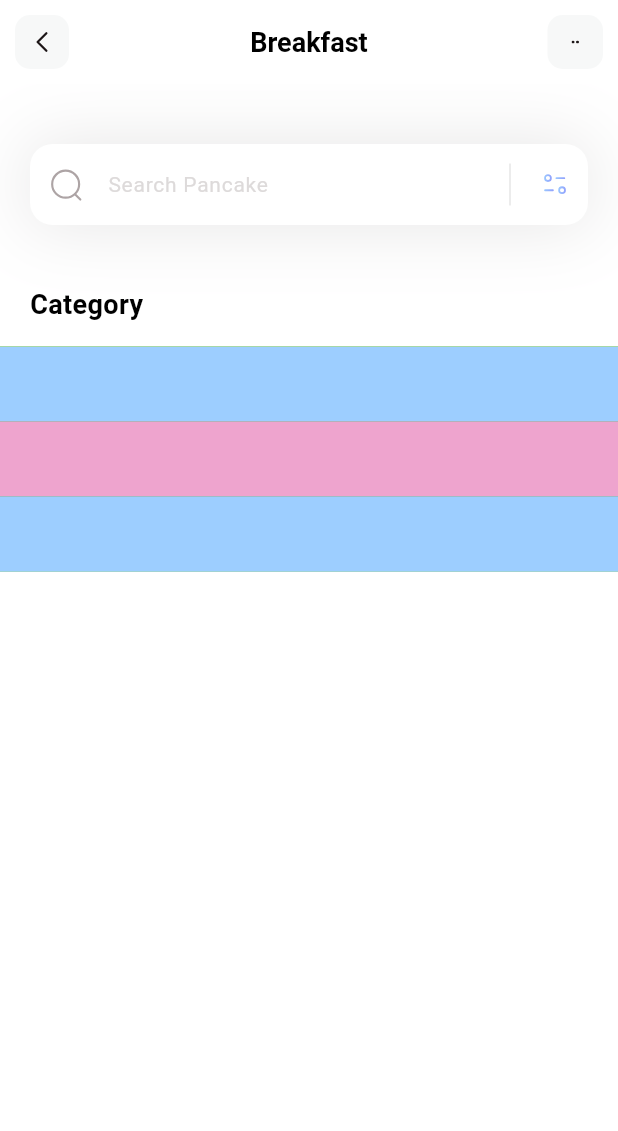
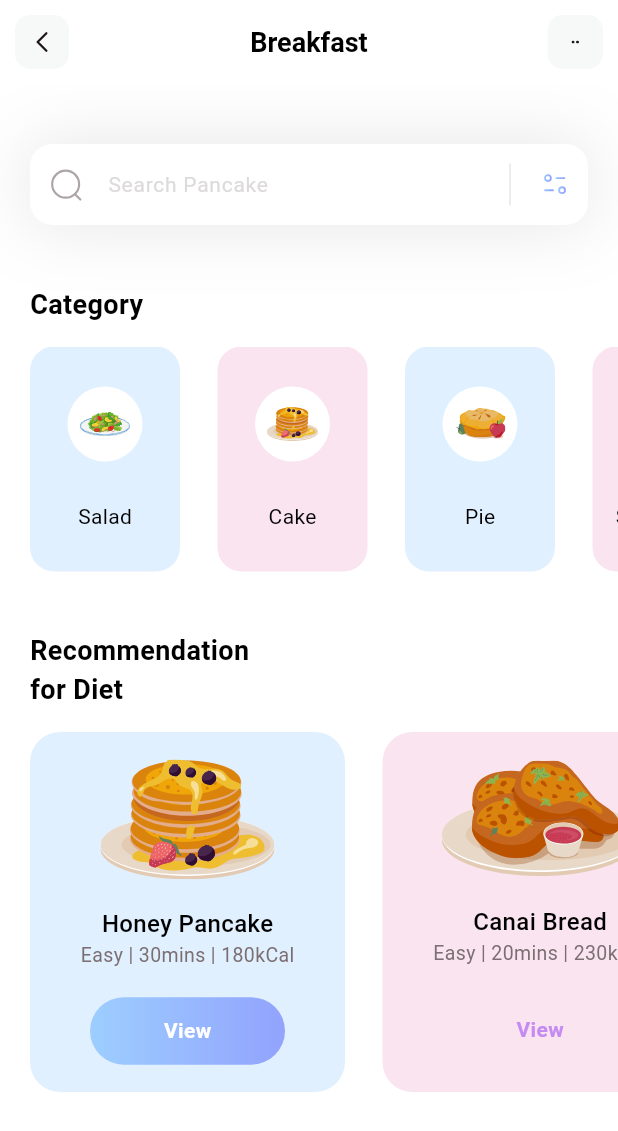
Before and after one commit to MiladANaeini/Foodie, a Flutter app: the screen it shows after launch, on a phone screen of 412 x 824 dp. Shown: the top 1131 px of the screen. Run offline on Flutter 3.47's test engine with Material 3 defaults, Android fonts, the phone set to English and light mode, and no system bars; our stand-ins replace flutter_svg.

Commit message:
added the diet section and data and container

```diff
--- /dev/null
+++ b/lib/model/diet_model.dart
@@ -0,0 +1,44 @@
+import 'package:flutter/material.dart';
+
+class DietModel {
+  String name;
+  String iconPath;
+  String level;
+  String duration;
+  String calorie;
+  Color boxColor;
+  bool viewIsSelected;
+
+  DietModel(
+      {required this.name,
+      required this.iconPath,
+      required this.level,
+      required this.duration,
+      required this.calorie,
+      required this.boxColor,
+      required this.viewIsSelected});
+
+  static List<DietModel> getDiets() {
+    List<DietModel> diets = [];
+
+    diets.add(DietModel(
+        name: 'Honey Pancake',
+        iconPath: 'assets/icons/honey-pancakes.svg',
+        level: 'Easy',
+        duration: '30mins',
+        calorie: '180kCal',
+        viewIsSelected: true,
+        boxColor: Color(0xff9DCEFF)));
+
+    diets.add(DietModel(
+        name: 'Canai Bread',
+        iconPath: 'assets/icons/canai-bread.svg',
+        level: 'Easy',
+        duration: '20mins',
+        calorie: '230kCal',
+        viewIsSelected: false,
+        boxColor: Color(0xffEEA4CE)));
+
+    return diets;
+  }
+}
--- a/lib/pages/home.dart
+++ b/lib/pages/home.dart
@@ -1,6 +1,7 @@
 import 'package:flutter/material.dart';
 import 'package:flutter_svg/flutter_svg.dart';
 import 'package:foodie/model/category_model.dart';
+import 'package:foodie/model/diet_model.dart';
 
 // ignore: must_be_immutable
 class HomePage extends StatefulWidget {
@@ -12,9 +13,19 @@ class HomePage extends StatefulWidget {
 
 class _HomePageState extends State<HomePage> {
   List<CategoryModel> categories = [];
+  List<DietModel> diets = [];
 
   void _getCategories() {
     categories = CategoryModel.getCategories();
+  }
+
+  void _getDiets() {
+    diets = DietModel.getDiets();
+  }
+
+  void _getInitialInfo() {
+    categories = CategoryModel.getCategories();
+    diets = DietModel.getDiets();
   }
 
   @override
@@ -24,7 +35,7 @@ class _HomePageState extends State<HomePage> {
 
   @override
   Widget build(BuildContext context) {
-    _getCategories();
+    _getInitialInfo();
     return Scaffold(
       appBar: appBar(),
       backgroundColor: Colors.white,
@@ -35,7 +46,109 @@ class _HomePageState extends State<HomePage> {
           const SizedBox(
             height: 40,
           ),
+          _categoriesSection(),
+          SizedBox(
+            height: 40,
+          ),
+          _dietSection()
+        ],
+      ),
+    );
+  }
+
+  Column _dietSection() {
+    return Column(
+      crossAxisAlignment: CrossAxisAlignment.start,
+      children: [
+        const Padding(
+          padding: EdgeInsets.only(left: 20),
+          child: Text(
+            'Recommendation\nfor Diet',
+            style: TextStyle(
+                color: Colors.black, fontSize: 18, fontWeight: FontWeight.w600),
+          ),
+        ),
+        const SizedBox(
+          height: 15,
+        ),
+        Container(
+          height: 240,
+          child: ListView.separated(
+            itemBuilder: (context, index) {
+              return Container(
+                width: 210,
+                decoration: BoxDecoration(
+                    color: diets[index].boxColor.withOpacity(0.3),
+                    borderRadius: BorderRadius.circular(20)),
+                child: Column(
+                  mainAxisAlignment: MainAxisAlignment.spaceEvenly,
+                  children: [
+                    SvgPicture.asset(diets[index].iconPath),
                     Column(
+                      children: [
+                        Text(
+                          diets[index].name,
+                          style: const TextStyle(
+                              fontWeight: FontWeight.w500,
+                              color: Colors.black,
+                              fontSize: 16),
+                        ),
+                        Text(
+                          diets[index].level +
+                              ' | ' +
+                              diets[index].duration +
+                              ' | ' +
+                              diets[index].calorie,
+                          style: const TextStyle(
+                              color: Color(0xff7B6F72),
+                              fontSize: 13,
+                              fontWeight: FontWeight.w400),
+                        ),
+                      ],
+                    ),
+                    Container(
+                      height: 45,
+                      width: 130,
+                      child: Center(
+                        child: Text(
+                          'View',
+                          style: TextStyle(
+                              color: diets[index].viewIsSelected
+                                  ? Colors.white
+                                  : const Color(0xffC58BF2),
+                              fontWeight: FontWeight.w600,
+                              fontSize: 14),
+                        ),
+                      ),
+                      decoration: BoxDecoration(
+                          gradient: LinearGradient(colors: [
+                            diets[index].viewIsSelected
+                                ? const Color(0xff9DCEFF)
+                                : Colors.transparent,
+                            diets[index].viewIsSelected
+                                ? const Color(0xff92A3FD)
+                                : Colors.transparent
+                          ]),
+                          borderRadius: BorderRadius.circular(50)),
+                    )
+                  ],
+                ),
+              );
+            },
+            separatorBuilder: (context, index) => const SizedBox(
+              width: 25,
+            ),
+            itemCount: diets.length,
+            scrollDirection: Axis.horizontal,
+            padding: const EdgeInsets.only(left: 20, right: 20),
+          ),
+        )
+      ],
+    );
+  }
+
+  Column _categoriesSection() {
+    return Column(
       crossAxisAlignment: CrossAxisAlignment.start,
       children: [
         const Padding(
@@ -43,9 +156,7 @@ class _HomePageState extends State<HomePage> {
           child: Text(
             'Category',
             style: TextStyle(
-                      color: Colors.black,
-                      fontSize: 18,
-                      fontWeight: FontWeight.w600),
+                color: Colors.black, fontSize: 18, fontWeight: FontWeight.w600),
           ),
         ),
         const SizedBox(
@@ -53,22 +164,45 @@ class _HomePageState extends State<HomePage> {
         ),
         Container(
           height: 150,
-                color: Colors.green,
-                child: ListView.builder(
+          child: ListView.separated(
               itemCount: categories.length,
+              scrollDirection: Axis.horizontal,
+              padding: EdgeInsets.only(left: 20, right: 20),
+              separatorBuilder: (context, index) => SizedBox(
+                    width: 25,
+                  ),
               itemBuilder: (context, index) {
                 return Container(
+                  width: 100,
+                  decoration: BoxDecoration(
+                      color: categories[index].boxColor.withOpacity(0.3),
+                      borderRadius: BorderRadius.circular(16)),
+                  child: Column(
+                    mainAxisAlignment: MainAxisAlignment.spaceEvenly,
+                    children: [
+                      Container(
+                        width: 50,
                         height: 50,
-                        width: 50,
-                        decoration:
-                            BoxDecoration(color: categories[index].boxColor),
+                        decoration: BoxDecoration(
+                            color: Colors.white, shape: BoxShape.circle),
+                        child: Padding(
+                          padding: const EdgeInsets.all(8),
+                          child: SvgPicture.asset(categories[index].iconPath),
+                        ),
+                      ),
+                      Text(
+                        categories[index].name,
+                        style: TextStyle(
+                            fontWeight: FontWeight.w400,
+                            color: Colors.black,
+                            fontSize: 14),
+                      )
+                    ],
+                  ),
                 );
               }),
         )
       ],
-          )
-        ],
-      ),
     );
   }
 
```
Lines whose indentation alone changed are shown as unchanged.
